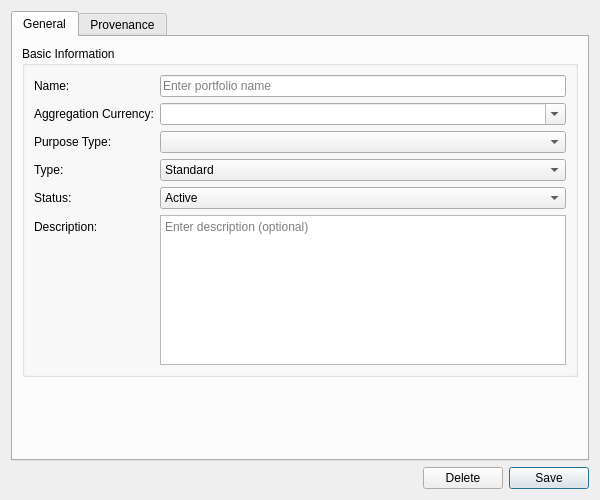
OreStudio/OreStudio, file projects/ores.qt/ui/PortfolioDetailDialog.ui: the form before one commit.
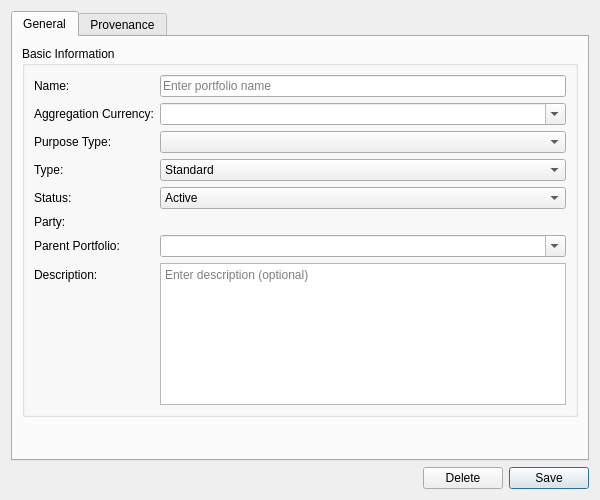
The form after the commit. Custom widgets are drawn as their Qt base class.

Commit message: Enforce party isolation for books, portfolios, and trades (#480)

What changed in the file:
```diff
--- a/projects/ores.qt/ui/PortfolioDetailDialog.ui
+++ b/projects/ores.qt/ui/PortfolioDetailDialog.ui
@@ -128,13 +128,44 @@
            </widget>
           </item>
           <item row="5" column="0">
+           <widget class="QLabel" name="label_partyIdLabel">
+            <property name="text">
+             <string>Party:</string>
+            </property>
+           </widget>
+          </item>
+          <item row="5" column="1">
+           <widget class="QLabel" name="partyIdLabel">
+            <property name="text">
+             <string/>
+            </property>
+            <property name="textInteractionFlags">
+             <set>Qt::TextSelectableByMouse</set>
+            </property>
+           </widget>
+          </item>
+          <item row="6" column="0">
+           <widget class="QLabel" name="label_parentPortfolioCombo">
+            <property name="text">
+             <string>Parent Portfolio:</string>
+            </property>
+           </widget>
+          </item>
+          <item row="6" column="1">
+           <widget class="QComboBox" name="parentPortfolioCombo">
+            <property name="editable">
+             <bool>true</bool>
+            </property>
+           </widget>
+          </item>
+          <item row="7" column="0">
            <widget class="QLabel" name="label_descriptionEdit">
             <property name="text">
              <string>Description:</string>
             </property>
            </widget>
           </item>
-          <item row="5" column="1">
+          <item row="7" column="1">
            <widget class="QPlainTextEdit" name="descriptionEdit">
             <property name="minimumSize">
              <size>
```
The commit also changes 39 other files.
